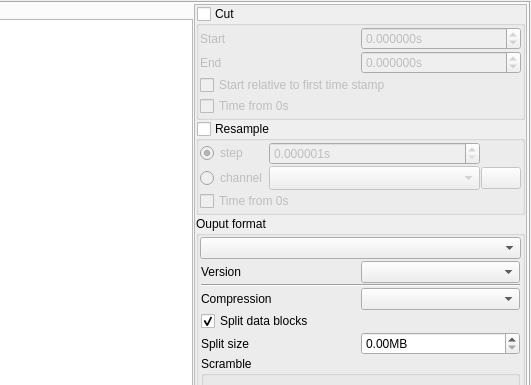
Above: src/asammdf/gui/ui/file_widget.ui from danielhrisca/asammdf before the change; both pictures show x 503 to 1034 and y 0 to 385 of the 1034 by 622 pixel window. Below: the same form after it.
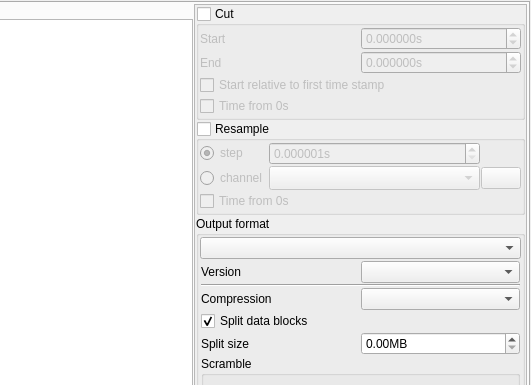
That is the form after the change. The open tabs and pages were chosen to show the change. Icons and pictures are not drawn. Custom widgets are drawn as their Qt base class.

The edit to the form file:
```diff
--- a/src/asammdf/gui/ui/file_widget.ui
+++ b/src/asammdf/gui/ui/file_widget.ui
@@ -689,7 +689,7 @@
              <item>
               <widget class="QGroupBox" name="groupBox_10">
                <property name="title">
-                <string>Ouput format</string>
+                <string>Output format</string>
                </property>
                <layout class="QVBoxLayout" name="verticalLayout_20">
                 <property name="spacing">
```
